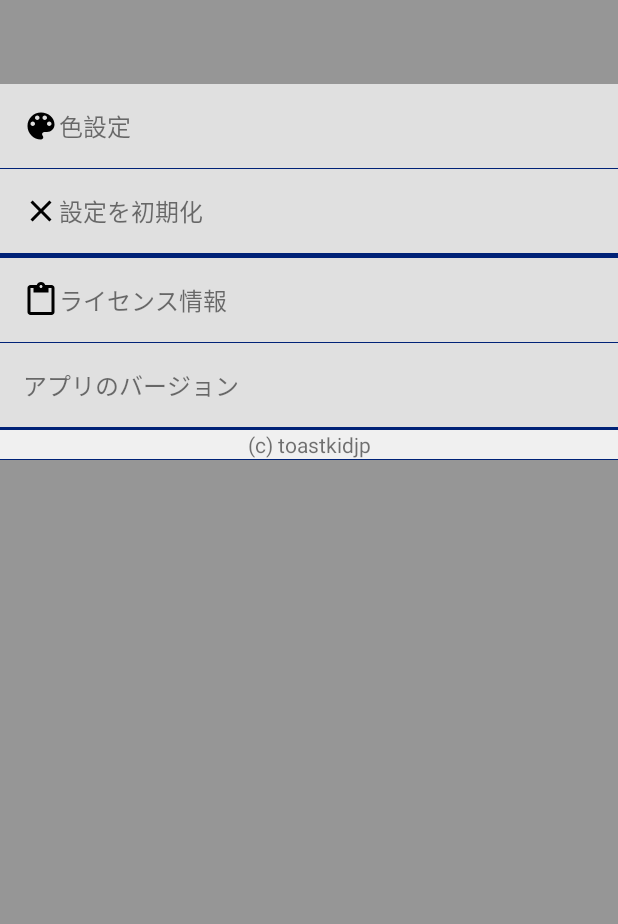
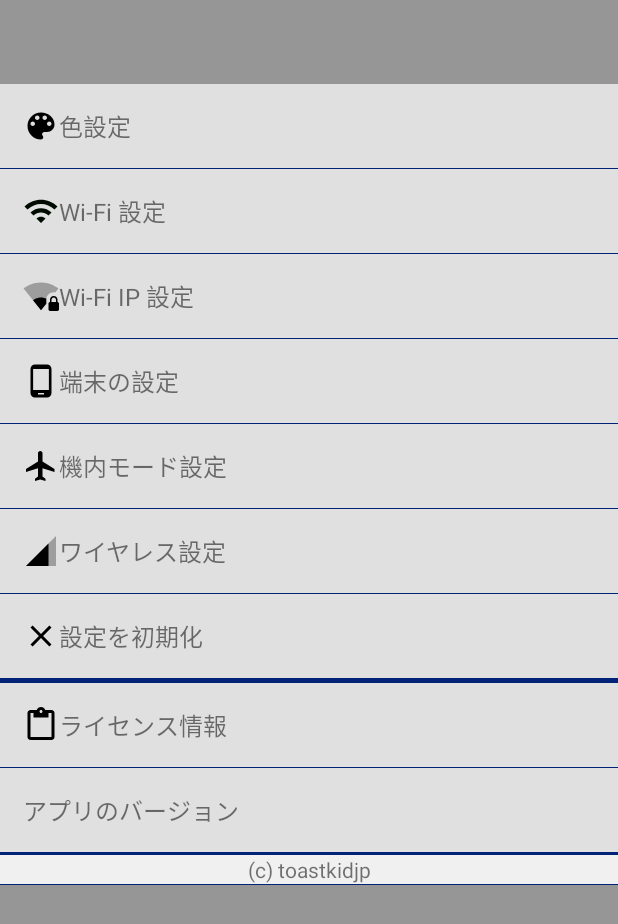
Before and after one commit to toastkidjp/WifiSwitcher, an Android app: the layout activity_settings.xml on its own in the app's theme, with its tools: preview values and no code run, on a phone screen of 412 x 824 dp. Shown: the top 924 px of the screen. Run offline under Robolectric (Android 15) with nearby library versions, the phone set to English and light mode, and no system bars.

Commit message:
Implement setting links.

```diff
--- /dev/null
+++ b/app/src/main/java/jp/toastkid/wifi_switcher/libs/SettingIntentFactory.java
@@ -0,0 +1,62 @@
+package jp.toastkid.wifi_switcher.libs;
+
+import android.content.Intent;
+import android.provider.Settings;
+
+/**
+ * @author toastkidjp
+ */
+
+public class SettingIntentFactory {
+
+    /**
+     * Make launch settings intent.
+     * @return {@link Intent}
+     */
+    public static Intent device() {
+        final Intent intent = new Intent();
+        intent.setAction(Settings.ACTION_SETTINGS);
+        return intent;
+    }
+
+    /**
+     * Make launch Wi-Fi settings intent.
+     * @return {@link Intent}
+     */
+    public static Intent wifi() {
+        final Intent intent = new Intent();
+        intent.setAction(Settings.ACTION_WIFI_SETTINGS);
+        return intent;
+    }
+
+    /**
+     * Make launch Wi-Fi IP settings intent.
+     * @return {@link Intent}
+     */
+    public static Intent wifiIp() {
+        final Intent intent = new Intent();
+        intent.setAction(Settings.ACTION_WIFI_IP_SETTINGS);
+        return intent;
+    }
+
+    /**
+     * Make launch wireless settings intent.
+     * @return {@link Intent}
+     */
+    public static Intent wireless() {
+        final Intent intent = new Intent();
+        intent.setAction(Settings.ACTION_WIRELESS_SETTINGS);
+        return intent;
+    }
+
+    /**
+     * Make launch airplane settings intent.
+     * @return {@link Intent}
+     */
+    public static Intent airplane() {
+        final Intent intent = new Intent();
+        intent.setAction(Settings.ACTION_AIRPLANE_MODE_SETTINGS);
+        return intent;
+    }
+
+}
--- a/app/src/main/java/jp/toastkid/wifi_switcher/settings/SettingsActivity.java
+++ b/app/src/main/java/jp/toastkid/wifi_switcher/settings/SettingsActivity.java
@@ -19,6 +19,7 @@ import jp.toastkid.wifi_switcher.BuildConfig;
 import jp.toastkid.wifi_switcher.R;
 import jp.toastkid.wifi_switcher.advertisement.AdInitializers;
 import jp.toastkid.wifi_switcher.appwidget.Updater;
+import jp.toastkid.wifi_switcher.libs.SettingIntentFactory;
 import jp.toastkid.wifi_switcher.libs.Toaster;
 import jp.toastkid.wifi_switcher.libs.preference.PreferenceApplier;
 import jp.toastkid.wifi_switcher.settings.color.ColorSettingActivity;
@@ -95,6 +96,31 @@ public class SettingsActivity extends BaseActivity {
         startActivity(ColorSettingActivity.makeIntent(this));
     }
 
+    @OnClick(R.id.settings_airplane)
+    public void airplane() {
+        startActivity(SettingIntentFactory.airplane());
+    }
+
+    @OnClick(R.id.settings_wifi_detail)
+    public void wifi() {
+        startActivity(SettingIntentFactory.wifi());
+    }
+
+    @OnClick(R.id.settings_wifi_ip)
+    public void wifiIp() {
+        startActivity(SettingIntentFactory.wifiIp());
+    }
+
+    @OnClick(R.id.settings_wireless)
+    public void wireless() {
+        startActivity(SettingIntentFactory.wireless());
+    }
+
+    @OnClick(R.id.settings_device)
+    public void deviceSettings() {
+        startActivity(SettingIntentFactory.device());
+    }
+
     @OnClick(R.id.settings_background)
     public void close() {
         finish();
@@ -105,15 +131,4 @@ public class SettingsActivity extends BaseActivity {
         return R.string.title_settings;
     }
 
-    /**
-     * Make launcher intent.
-     * @param context
-     * @return
-     */
-    @NonNull
-    public static Intent makeIntent(final Context context) {
-        final Intent intent = new Intent(context, SettingsActivity.class);
-        intent.addFlags(Intent.FLAG_ACTIVITY_CLEAR_TASK);
-        return intent;
-    }
 }
--- /dev/null
+++ b/app/src/main/res/drawable-hdpi/wifi_black.xml
@@ -0,0 +1,9 @@
+<vector xmlns:android="http://schemas.android.com/apk/res/android"
+        android:width="24dp"
+        android:height="24dp"
+        android:viewportWidth="24.0"
+        android:viewportHeight="24.0">
+    <path
+        android:fillColor="#FF000B00"
+        android:pathData="M1,9l2,2c4.97,-4.97 13.03,-4.97 18,0l2,-2C16.93,2.93 7.08,2.93 1,9zM9,17l3,3 3,-3c-1.65,-1.66 -4.34,-1.66 -6,0zM5,13l2,2c2.76,-2.76 7.24,-2.76 10,0l2,-2C15.14,9.14 8.87,9.14 5,13z"/>
+</vector>
--- /dev/null
+++ b/app/src/main/res/drawable/ic_airplane.xml
@@ -0,0 +1,9 @@
+<vector xmlns:android="http://schemas.android.com/apk/res/android"
+        android:width="24dp"
+        android:height="24dp"
+        android:viewportWidth="24.0"
+        android:viewportHeight="24.0">
+    <path
+        android:fillColor="#FF000000"
+        android:pathData="M21,16v-2l-8,-5V3.5c0,-0.83 -0.67,-1.5 -1.5,-1.5S10,2.67 10,3.5V9l-8,5v2l8,-2.5V19l-2,1.5V22l3.5,-1 3.5,1v-1.5L13,19v-5.5l8,2.5z"/>
+</vector>
--- /dev/null
+++ b/app/src/main/res/drawable/ic_device.xml
@@ -0,0 +1,9 @@
+<vector xmlns:android="http://schemas.android.com/apk/res/android"
+        android:width="24dp"
+        android:height="24dp"
+        android:viewportWidth="24.0"
+        android:viewportHeight="24.0">
+    <path
+        android:fillColor="#FF000000"
+        android:pathData="M16,1L8,1C6.34,1 5,2.34 5,4v16c0,1.66 1.34,3 3,3h8c1.66,0 3,-1.34 3,-3L19,4c0,-1.66 -1.34,-3 -3,-3zM14,21h-4v-1h4v1zM17.25,18L6.75,18L6.75,4h10.5v14z"/>
+</vector>
--- /dev/null
+++ b/app/src/main/res/drawable/ic_wifi_ip.xml
@@ -0,0 +1,16 @@
+<vector xmlns:android="http://schemas.android.com/apk/res/android"
+        android:width="24dp"
+        android:height="24dp"
+        android:viewportWidth="24.0"
+        android:viewportHeight="24.0">
+    <path
+        android:fillColor="#FF000000"
+        android:pathData="M23,16v-1.5c0,-1.4 -1.1,-2.5 -2.5,-2.5S18,13.1 18,14.5L18,16c-0.5,0 -1,0.5 -1,1v4c0,0.5 0.5,1 1,1h5c0.5,0 1,-0.5 1,-1v-4c0,-0.5 -0.5,-1 -1,-1zM22,16h-3v-1.5c0,-0.8 0.7,-1.5 1.5,-1.5s1.5,0.7 1.5,1.5L22,16z"/>
+    <path
+        android:fillColor="#FF000000"
+        android:pathData="M15.5,14.5c0,-2.8 2.2,-5 5,-5 0.4,0 0.7,0 1,0.1L23.6,7c-0.4,-0.3 -4.9,-4 -11.6,-4C5.3,3 0.8,6.7 0.4,7L12,21.5l3.5,-4.3v-2.7z"
+        android:fillAlpha=".3"/>
+    <path
+        android:fillColor="#FF000000"
+        android:pathData="M6.7,14.9l5.3,6.6 3.5,-4.3v-2.6c0,-0.2 0,-0.5 0.1,-0.7 -0.9,-0.5 -2.2,-0.9 -3.6,-0.9 -3,0 -5.1,1.7 -5.3,1.9z"/>
+</vector>
--- /dev/null
+++ b/app/src/main/res/drawable/ic_wireless.xml
@@ -0,0 +1,13 @@
+<vector xmlns:android="http://schemas.android.com/apk/res/android"
+        android:width="24dp"
+        android:height="24dp"
+        android:viewportWidth="24.0"
+        android:viewportHeight="24.0">
+    <path
+        android:fillColor="#FF000000"
+        android:pathData="M2,22h20V2z"
+        android:fillAlpha=".3"/>
+    <path
+        android:fillColor="#FF000000"
+        android:pathData="M17,7L2,22h15z"/>
+</vector>
--- a/app/src/main/res/layout/activity_settings.xml
+++ b/app/src/main/res/layout/activity_settings.xml
@@ -1,5 +1,5 @@
 <?xml version="1.0" encoding="utf-8"?>
-<FrameLayout
+<LinearLayout
     android:id="@+id/settings_background"
     xmlns:android="http://schemas.android.com/apk/res/android"
     xmlns:ads="http://schemas.android.com/apk/res-auto"
@@ -8,17 +8,22 @@
     android:layout_height="match_parent"
     android:background="@color/darkgray_scale"
     >
-    <LinearLayout
-        android:orientation="vertical"
-        android:layout_width="match_parent"
-        android:layout_height="wrap_content"
-        >
     <android.support.v7.widget.Toolbar
         android:id="@+id/settings_toolbar"
         android:layout_width="match_parent"
         android:layout_height="56dp"
         android:minHeight="?android:actionBarSize"
         />
+    <ScrollView
+        android:layout_width="match_parent"
+        android:layout_height="match_parent"
+        android:layout_marginBottom="60dp"
+        >
+        <LinearLayout
+            android:orientation="vertical"
+            android:layout_width="match_parent"
+            android:layout_height="wrap_content"
+            >
 
             <LinearLayout
                 android:id="@+id/settings_color"
@@ -38,6 +43,76 @@
                     android:drawableLeft="@drawable/ic_palette"
                     />
             </LinearLayout>
+
+            <include layout="@layout/primary_dark_divider" />
+
+            <TextView
+                android:id="@+id/settings_wifi_detail"
+                android:layout_width="match_parent"
+                android:layout_height="@dimen/settings_item_height"
+                android:drawableLeft="@drawable/wifi_black"
+                android:gravity="center_vertical"
+                android:paddingLeft="@dimen/settings_item_left_margin"
+                android:text="@string/title_wifi_settings"
+                android:textSize="16sp"
+                android:background="@drawable/ripple_soft"
+                />
+
+            <include layout="@layout/primary_dark_divider" />
+
+            <TextView
+                android:id="@+id/settings_wifi_ip"
+                android:layout_width="match_parent"
+                android:layout_height="@dimen/settings_item_height"
+                android:drawableLeft="@drawable/ic_wifi_ip"
+                android:gravity="center_vertical"
+                android:paddingLeft="@dimen/settings_item_left_margin"
+                android:text="@string/title_wifi_ip_settings"
+                android:textSize="16sp"
+                android:background="@drawable/ripple_soft"
+                />
+
+            <include layout="@layout/primary_dark_divider" />
+
+            <TextView
+                android:id="@+id/settings_device"
+                android:layout_width="match_parent"
+                android:layout_height="@dimen/settings_item_height"
+                android:drawableLeft="@drawable/ic_device"
+                android:gravity="center_vertical"
+                android:paddingLeft="@dimen/settings_item_left_margin"
+                android:text="@string/title_device_settings"
+                android:textSize="16sp"
+                android:background="@drawable/ripple_soft"
+                />
+
+            <include layout="@layout/primary_dark_divider" />
+
+            <TextView
+                android:id="@+id/settings_airplane"
+                android:layout_width="match_parent"
+                android:layout_height="@dimen/settings_item_height"
+                android:drawableLeft="@drawable/ic_airplane"
+                android:gravity="center_vertical"
+                android:paddingLeft="@dimen/settings_item_left_margin"
+                android:text="@string/title_airplane_settings"
+                android:textSize="16sp"
+                android:background="@drawable/ripple_soft"
+                />
+
+            <include layout="@layout/primary_dark_divider" />
+
+            <TextView
+                android:id="@+id/settings_wireless"
+                android:layout_width="match_parent"
+                android:layout_height="@dimen/settings_item_height"
+                android:drawableLeft="@drawable/ic_wireless"
+                android:gravity="center_vertical"
+                android:paddingLeft="@dimen/settings_item_left_margin"
+                android:text="@string/title_wireless_settings"
+                android:textSize="16sp"
+                android:background="@drawable/ripple_soft"
+                />
 
             <include layout="@layout/primary_dark_divider" />
 
@@ -108,11 +183,12 @@
 
             <include layout="@layout/primary_dark_divider" />
         </LinearLayout>
+    </ScrollView>
 
     <FrameLayout
         android:layout_width="match_parent"
-        android:layout_height="wrap_content"
-        android:layout_gravity="bottom"
+        android:layout_height="60dp"
+        android:layout_marginTop="-50dp"
         >
         <LinearLayout
             android:orientation="horizontal"
@@ -158,4 +234,4 @@
                 />
         </LinearLayout>
     </FrameLayout>
-</FrameLayout>
+</LinearLayout>
--- a/app/src/main/res/values/strings.xml
+++ b/app/src/main/res/values/strings.xml
@@ -33,5 +33,10 @@
 
     <string name="on">ON</string>
     <string name="off">OFF</string>
+    <string name="title_wireless_settings">ワイヤレス設定</string>
+    <string name="title_device_settings">端末の設定</string>
+    <string name="title_airplane_settings">機内モード設定</string>
+    <string name="title_wifi_settings">Wi-Fi 設定</string>
+    <string name="title_wifi_ip_settings">Wi-Fi IP 設定</string>
 
 </resources>
```
Also changed, not shown: 1 other file. Lines whose indentation alone changed are shown as unchanged.
